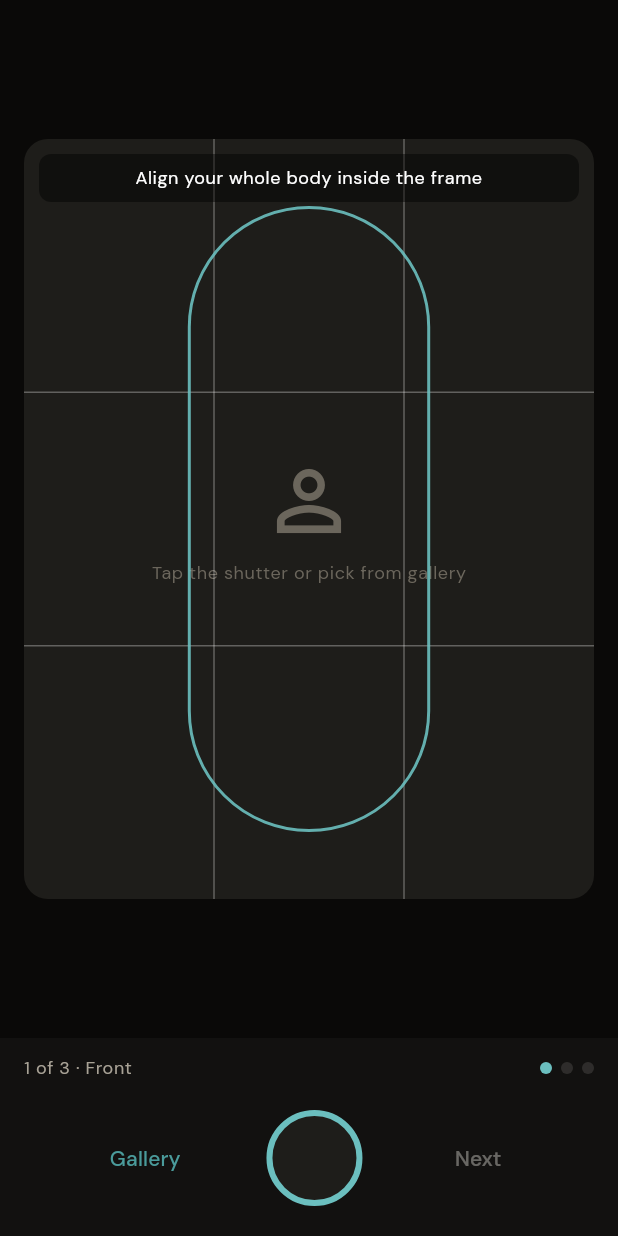
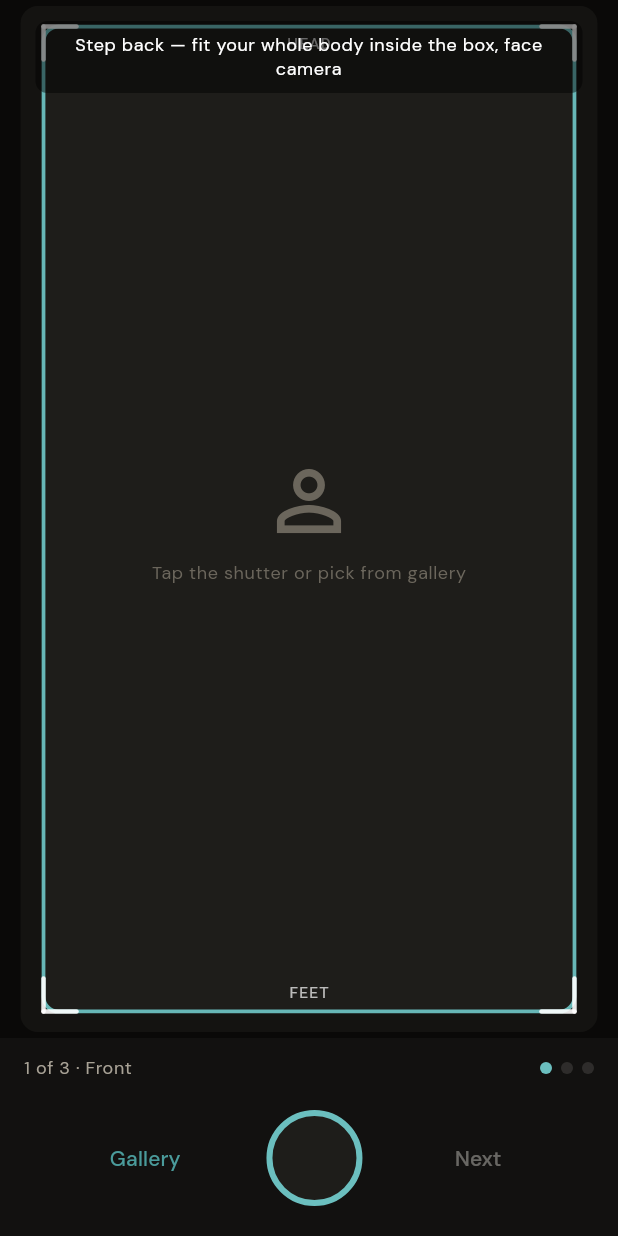
Before and after one commit to debargham14-sys/swaya, a Flutter app: the ReviewScreen screen opened by its route, after a tap on "Edit", on a phone screen of 412 x 824 dp. Run offline on Flutter 3.47's test engine with Material 3 defaults, Android fonts, the phone set to English and light mode, and no system bars; our stand-ins replace go_router, google_fonts, image_picker, shared_preferences; accounts and stored records are empty.

Commit message:
Improve full-body capture frame and reduce failed measurement scans.
Use a tall 9:16 viewfinder with a larger head-to-feet guide, show full photos on review, surface specific retake hints, and slightly relax pose detection on Render.

```diff
--- a/Mobile/swaya_app/lib/screens/camera_screen.dart
+++ b/Mobile/swaya_app/lib/screens/camera_screen.dart
@@ -27,12 +27,11 @@ class _CameraScreenState extends State<CameraScreen> {
     if (_busy) return;
     setState(() => _busy = true);
     try {
+      // Full resolution — server applies EXIF upright + downscale (iPhone uploads).
       final picked = await _picker.pickImage(
         source: source,
         preferredCameraDevice: CameraDevice.rear,
-        imageQuality: 92,
-        maxWidth: 1920,
-        maxHeight: 2560,
+        imageQuality: 95,
       );
       if (picked == null || !mounted) return;
       final bytes = await picked.readAsBytes();
@@ -51,6 +50,17 @@ class _CameraScreenState extends State<CameraScreen> {
       // Show the captured photo with the framed grid for review; user taps Next.
     } finally {
       if (mounted) setState(() => _busy = false);
+    }
+  }
+
+  static String _captureHint(CaptureView view) {
+    switch (view) {
+      case CaptureView.front:
+        return 'Step back — fit your whole body inside the box, face camera';
+      case CaptureView.back:
+        return 'Same distance — back to camera, whole body in the box';
+      case CaptureView.side:
+        return 'Turn 90° — full side profile, head and feet inside the box';
     }
   }
 
@@ -75,17 +85,18 @@ class _CameraScreenState extends State<CameraScreen> {
           children: [
             Expanded(
               child: Padding(
-                padding: const EdgeInsets.fromLTRB(16, 12, 16, 12),
+                padding: const EdgeInsets.fromLTRB(6, 4, 6, 4),
                 child: Center(
                   child: AspectRatio(
-                    aspectRatio: 3 / 4,
+                    // Tall portrait frame — matches phone camera; fits head-to-toe.
+                    aspectRatio: 9 / 16,
                     child: ClipRRect(
-                      borderRadius: BorderRadius.circular(16),
+                      borderRadius: BorderRadius.circular(12),
                       child: Stack(
                         fit: StackFit.expand,
                         children: [
                           if (existing != null)
-                            CapturedPhotoImage(photo: existing, fit: BoxFit.cover)
+                            CapturedPhotoImage(photo: existing, fit: BoxFit.contain)
                           else
                             const ColoredBox(color: SwayaColors.elevated),
                           if (existing == null)
@@ -126,7 +137,7 @@ class _CameraScreenState extends State<CameraScreen> {
                               ),
                               child: Text(
                                 existing == null
-                                    ? 'Align your whole body inside the frame'
+                                    ? _captureHint(widget.view)
                                     : 'Looks good? Tap Next, or retake with the shutter',
                                 textAlign: TextAlign.center,
                                 style: Theme.of(context).textTheme.bodySmall?.copyWith(
@@ -201,37 +212,87 @@ class _CameraScreenState extends State<CameraScreen> {
   }
 }
 
-/// Rule-of-thirds composition grid plus a soft body-alignment guide.
+/// Full-body alignment frame — tall box so users step back and include head + feet.
 class _CaptureGridPainter extends CustomPainter {
   const _CaptureGridPainter();
 
+  static const _marginH = 0.04;
+  static const _marginV = 0.02;
+
   @override
   void paint(Canvas canvas, Size size) {
-    final grid = Paint()
-      ..color = Colors.white.withValues(alpha: 0.30)
-      ..strokeWidth = 1;
-    for (var i = 1; i < 3; i++) {
-      final dx = size.width * i / 3;
-      canvas.drawLine(Offset(dx, 0), Offset(dx, size.height), grid);
-      final dy = size.height * i / 3;
-      canvas.drawLine(Offset(0, dy), Offset(size.width, dy), grid);
+    final dim = Paint()
+      ..color = Colors.black.withValues(alpha: 0.35)
+      ..style = PaintingStyle.fill;
+
+    final guideW = size.width * (1 - 2 * _marginH);
+    final guideH = size.height * (1 - 2 * _marginV);
+    final rect = Rect.fromCenter(
+      center: Offset(size.width / 2, size.height / 2),
+      width: guideW,
+      height: guideH,
+    );
+    final rrect = RRect.fromRectAndRadius(rect, const Radius.circular(10));
+
+    // Darken outside the capture box so the frame reads clearly.
+    final outer = Path()..addRect(Rect.fromLTWH(0, 0, size.width, size.height));
+    final inner = Path()..addRRect(rrect);
+    canvas.drawPath(
+      Path.combine(PathOperation.difference, outer, inner),
+      dim,
+    );
+
+    final border = Paint()
+      ..color = SwayaColors.accentHighlight.withValues(alpha: 0.95)
+      ..style = PaintingStyle.stroke
+      ..strokeWidth = 2.5;
+    canvas.drawRRect(rrect, border);
+
+    // Corner ticks (viewfinder style).
+    final tick = Paint()
+      ..color = Colors.white.withValues(alpha: 0.9)
+      ..style = PaintingStyle.stroke
+      ..strokeWidth = 3
+      ..strokeCap = StrokeCap.round;
+    const tickLen = 22.0;
+    final corners = [
+      rect.topLeft,
+      rect.topRight,
+      rect.bottomLeft,
+      rect.bottomRight,
+    ];
+    for (final c in corners) {
+      final isLeft = c.dx < size.width / 2;
+      final isTop = c.dy < size.height / 2;
+      canvas.drawLine(
+        c,
+        c + Offset(isLeft ? tickLen : -tickLen, 0),
+        tick,
+      );
+      canvas.drawLine(
+        c,
+        c + Offset(0, isTop ? tickLen : -tickLen),
+        tick,
+      );
     }
 
-    final guide = Paint()
-      ..color = SwayaColors.accentHighlight.withValues(alpha: 0.9)
-      ..style = PaintingStyle.stroke
-      ..strokeWidth = 2;
-    final guideWidth = size.width * 0.42;
-    final guideHeight = size.height * 0.82;
-    final rect = Rect.fromCenter(
-      center: Offset(size.width / 2, size.height / 2),
-      width: guideWidth,
-      height: guideHeight,
-    );
-    canvas.drawRRect(
-      RRect.fromRectAndRadius(rect, Radius.circular(guideWidth / 2)),
-      guide,
-    );
+    final label = TextPainter(
+      text: const TextSpan(
+        text: 'HEAD',
+        style: TextStyle(color: Colors.white70, fontSize: 10, letterSpacing: 1),
+      ),
+      textDirection: TextDirection.ltr,
+    )..layout();
+    label.paint(canvas, Offset(rect.center.dx - label.width / 2, rect.top + 6));
+
+    final feet = TextPainter(
+      text: const TextSpan(
+        text: 'FEET',
+        style: TextStyle(color: Colors.white70, fontSize: 10, letterSpacing: 1),
+      ),
+      textDirection: TextDirection.ltr,
+    )..layout();
+    feet.paint(canvas, Offset(rect.center.dx - feet.width / 2, rect.bottom - 18));
   }
 
   @override
--- a/Mobile/swaya_app/lib/screens/capture_guide_screen.dart
+++ b/Mobile/swaya_app/lib/screens/capture_guide_screen.dart
@@ -9,10 +9,11 @@ class CaptureGuideScreen extends StatelessWidget {
   const CaptureGuideScreen({super.key});
 
   static const _tips = [
-    'Full body visible head to toe',
-    'Arms relaxed at your sides',
-    'Fitted or minimal clothing',
-    'Plain background if possible',
+    'Step back — head and feet must both be in every photo',
+    'Front: face the camera; Side: turn 90° (true profile)',
+    'Arms slightly away from body (not tight at sides)',
+    'Fitted clothing (loose kurta/saree often fails)',
+    'Plain wall background, even lighting',
   ];
 
   @override
--- a/Mobile/swaya_app/lib/screens/results_screen.dart
+++ b/Mobile/swaya_app/lib/screens/results_screen.dart
@@ -192,10 +192,20 @@ class _ResultsScreenState extends State<ResultsScreen> {
                 borderRadius: BorderRadius.circular(10),
                 border: Border.all(color: SwayaColors.warning.withValues(alpha: 0.5)),
               ),
-              child: const Text(
-                'Could not measure this scan (pose or clothing). '
-                'Retake in fitted clothing, arms slightly out, plain background — or enter tape below.',
-                style: TextStyle(color: SwayaColors.warning, fontSize: 13),
+              child: Text(
+                measurementRetakeHint(result.warnings),
+                style: const TextStyle(color: SwayaColors.warning, fontSize: 13),
+              ),
+            ),
+            const SizedBox(height: 8),
+            SizedBox(
+              width: double.infinity,
+              child: ElevatedButton(
+                onPressed: () {
+                  session.resetForNewScan();
+                  context.go('/scan/height');
+                },
+                child: const Text('Retake photos'),
               ),
             ),
           ] else if (!result.measurementsReliable) ...[
--- a/Mobile/swaya_app/lib/screens/review_screen.dart
+++ b/Mobile/swaya_app/lib/screens/review_screen.dart
@@ -64,12 +64,15 @@ class ReviewScreen extends StatelessWidget {
                   child: Column(
                     children: [
                       AspectRatio(
-                        aspectRatio: 3 / 4,
+                        aspectRatio: 9 / 16,
                         child: ClipRRect(
                           borderRadius: BorderRadius.circular(8),
-                          child: photo != null
-                              ? CapturedPhotoImage(photo: photo, fit: BoxFit.cover)
-                              : Container(color: SwayaColors.elevated),
+                          child: ColoredBox(
+                            color: SwayaColors.chrome,
+                            child: photo != null
+                                ? CapturedPhotoImage(photo: photo, fit: BoxFit.contain)
+                                : Container(color: SwayaColors.elevated),
+                          ),
                         ),
                       ),
                       const SizedBox(height: 6),
--- a/Mobile/swaya_app/lib/utils/scan_display.dart
+++ b/Mobile/swaya_app/lib/utils/scan_display.dart
@@ -28,3 +28,18 @@ String levelLabel(String key) {
   if (key.isEmpty) return key;
   return key[0].toUpperCase() + key.substring(1);
 }
+
+/// User-facing hint when the API returned no girths (quality gate rejected the scan).
+String measurementRetakeHint(List<String> warnings) {
+  final w = warnings.join(' ').toLowerCase();
+  if (w.contains('pose_not_detected') || w.contains('pose_error')) {
+    return 'Front pose was not detected. Step back until head and feet are in frame, '
+        'stand straight facing the camera, arms slightly away from your body, good lighting.';
+  }
+  if (w.contains('measurements_unreliable') || w.contains('unreadable')) {
+    return 'Body outline could not be measured (often loose or layered clothing). '
+        'Wear a fitted top and trousers, plain background, then retake all three photos.';
+  }
+  return 'Could not measure this scan. Retake with full body in frame (head to feet), '
+      'fitted clothing, arms slightly out, plain background — or enter tape measurements below.';
+}
```
Also changed, not shown: 1 other file.
